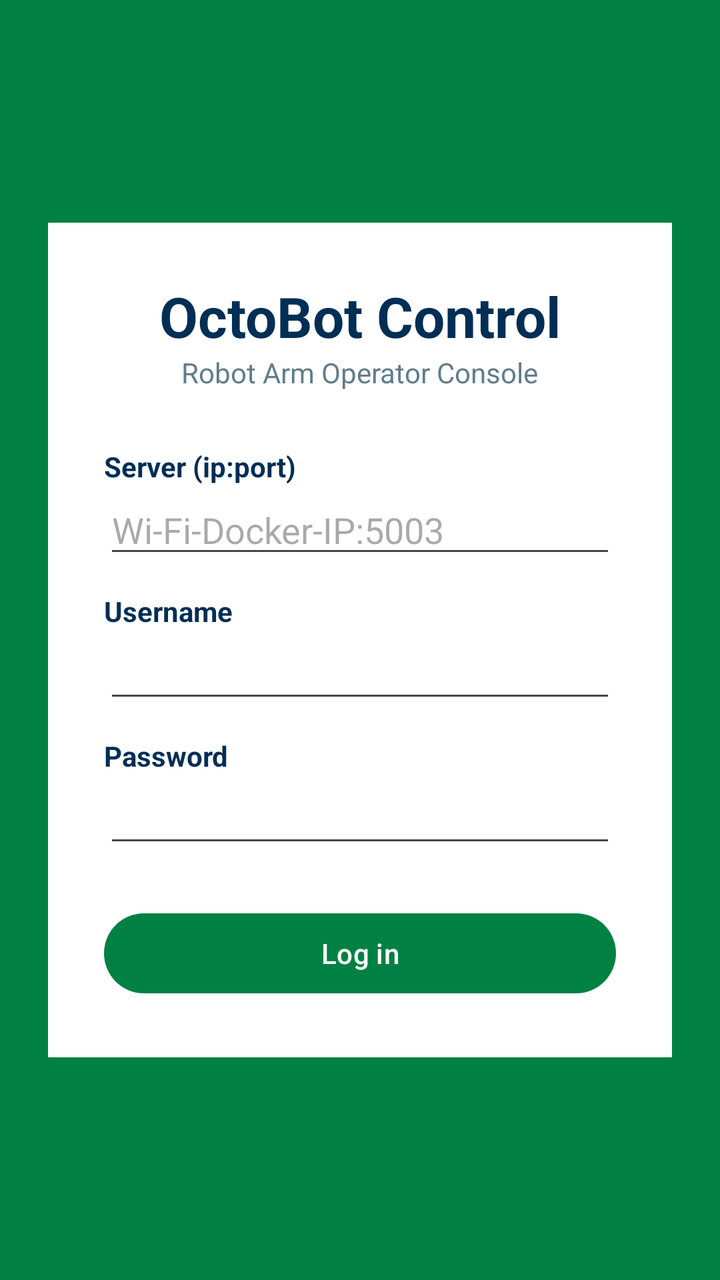
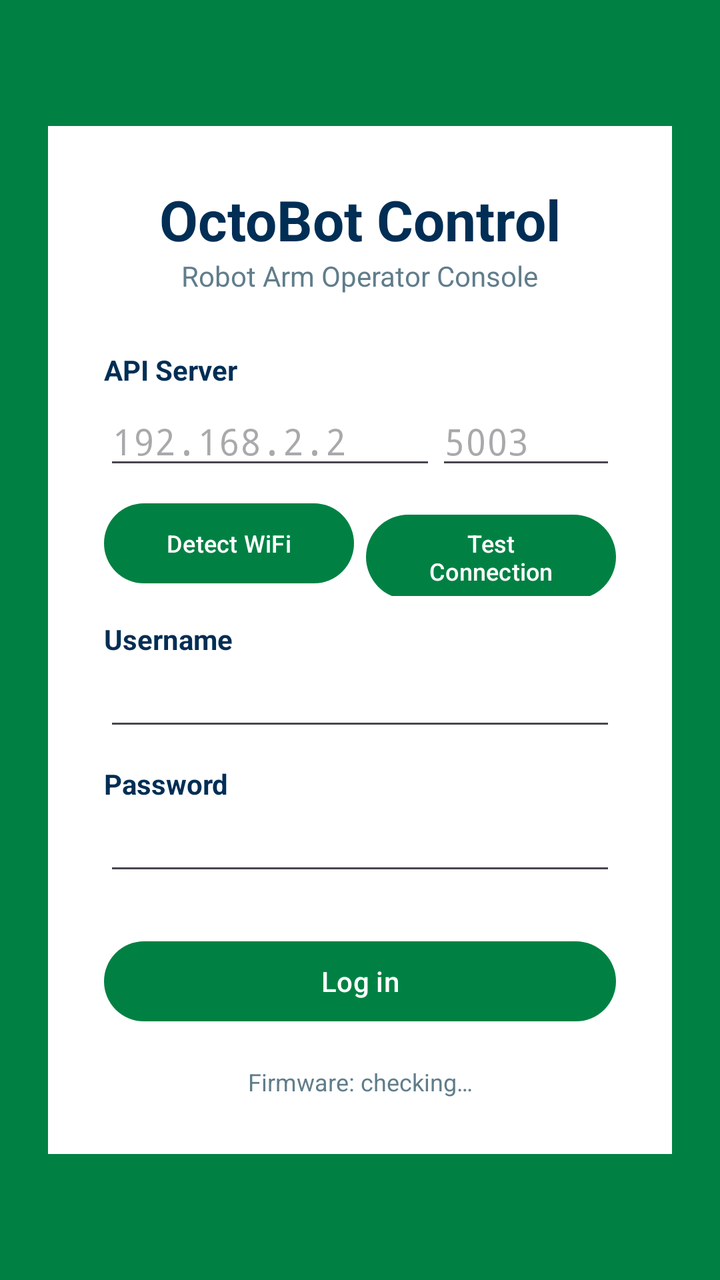

Compare the two renders of this Android layout. The source of the first and the diff that turns it into the second are given below.
<!-- AndroidManifest.xml: application theme Theme.Octobot -->
<!-- res/layout/activity_login.xml -->
<?xml version="1.0" encoding="utf-8"?>
<ScrollView xmlns:android="http://schemas.android.com/apk/res/android"
    android:layout_width="match_parent"
    android:layout_height="match_parent"
    android:background="@color/dekra_green"
    android:fillViewport="true">

    <LinearLayout
        android:layout_width="match_parent"
        android:layout_height="wrap_content"
        android:orientation="vertical"
        android:gravity="center"
        android:padding="24dp">

        <LinearLayout
            android:layout_width="match_parent"
            android:layout_height="wrap_content"
            android:orientation="vertical"
            android:background="@color/white"
            android:padding="28dp">

            <TextView
                android:layout_width="wrap_content"
                android:layout_height="wrap_content"
                android:layout_gravity="center_horizontal"
                android:text="@string/app_name"
                android:textColor="@color/dekra_navy"
                android:textSize="28sp"
                android:textStyle="bold" />

            <TextView
                android:layout_width="wrap_content"
                android:layout_height="wrap_content"
                android:layout_gravity="center_horizontal"
                android:layout_marginBottom="20dp"
                android:text="Robot Arm Operator Console"
                android:textColor="#607D8B" />

            <TextView
                android:layout_width="wrap_content"
                android:layout_height="wrap_content"
                android:layout_marginTop="8dp"
                android:text="Server (ip:port)"
                android:textColor="@color/dekra_navy"
                android:textStyle="bold" />

            <EditText
                android:id="@+id/etServer"
                android:layout_width="match_parent"
                android:layout_height="wrap_content"
                android:autofillHints=""
                android:hint="Wi-Fi-Docker-IP:5003"
                android:inputType="textNoSuggestions" />

            <TextView
                android:layout_width="wrap_content"
                android:layout_height="wrap_content"
                android:layout_marginTop="12dp"
                android:text="Username"
                android:textColor="@color/dekra_navy"
                android:textStyle="bold" />

            <EditText
                android:id="@+id/etUsername"
                android:layout_width="match_parent"
                android:layout_height="wrap_content"
                android:autofillHints="username"
                android:inputType="textNoSuggestions" />

            <TextView
                android:layout_width="wrap_content"
                android:layout_height="wrap_content"
                android:layout_marginTop="12dp"
                android:text="Password"
                android:textColor="@color/dekra_navy"
                android:textStyle="bold" />

            <EditText
                android:id="@+id/etPassword"
                android:layout_width="match_parent"
                android:layout_height="wrap_content"
                android:inputType="textPassword"
                android:autofillHints="password" />

            <Button
                android:id="@+id/btnLogin"
                android:layout_width="match_parent"
                android:layout_height="wrap_content"
                android:layout_marginTop="24dp"
                android:text="Log in" />

            <TextView
                android:id="@+id/tvStatus"
                android:layout_width="match_parent"
                android:layout_height="wrap_content"
                android:layout_marginTop="14dp"
                android:gravity="center"
                android:textColor="#607D8B"
                android:visibility="gone" />

        </LinearLayout>
    </LinearLayout>
</ScrollView>
<!-- resources referenced by this layout -->
<resources>
  <color name="dekra_green">#FF008143</color>
  <color name="dekra_navy">#FF002E55</color>
  <color name="white">#FFFFFFFF</color>
  <string name="app_name">OctoBot Control</string>
  <style name="Theme.Octobot" parent="Base.Theme.Octobot" />
  <style name="Base.Theme.Octobot" parent="Theme.Material3.DayNight.NoActionBar">
          <item name="colorPrimary">@color/dekra_green</item>
          <item name="colorOnPrimary">@color/white</item>
          <item name="colorPrimaryContainer">@color/dekra_green_dark</item>
          <item name="colorOnPrimaryContainer">@color/white</item>
      </style>
  <color name="dekra_green_dark">#FF006B52</color>
</resources>

<!-- the commit's change to res/layout/activity_login.xml (unified diff, before → after) -->
@@ -40,17 +40,59 @@
                 android:layout_width="wrap_content"
                 android:layout_height="wrap_content"
                 android:layout_marginTop="8dp"
-                android:text="Server (ip:port)"
+                android:text="API Server"
                 android:textColor="@color/dekra_navy"
                 android:textStyle="bold" />
 
-            <EditText
-                android:id="@+id/etServer"
+            <LinearLayout
                 android:layout_width="match_parent"
                 android:layout_height="wrap_content"
-                android:autofillHints=""
-                android:hint="Wi-Fi-Docker-IP:5003"
-                android:inputType="textNoSuggestions" />
+                android:orientation="horizontal"
+                android:layout_marginTop="4dp">
+
+                <EditText
+                    android:id="@+id/etApiIp"
+                    android:layout_width="0dp"
+                    android:layout_height="wrap_content"
+                    android:layout_weight="1"
+                    android:autofillHints=""
+                    android:hint="192.168.2.2"
+                    android:inputType="textNoSuggestions"
+                    android:fontFamily="monospace" />
+
+                <EditText
+                    android:id="@+id/etApiPort"
+                    android:layout_width="90dp"
+                    android:layout_height="wrap_content"
+                    android:autofillHints=""
+                    android:hint="5003"
+                    android:inputType="number"
+                    android:fontFamily="monospace" />
+            </LinearLayout>
+
+            <LinearLayout
+                android:layout_width="match_parent"
+                android:layout_height="wrap_content"
+                android:orientation="horizontal"
+                android:layout_marginTop="8dp">
+
+                <Button
+                    android:id="@+id/btnDetectWifi"
+                    android:layout_width="0dp"
+                    android:layout_height="wrap_content"
+                    android:layout_weight="1"
+                    android:layout_marginEnd="6dp"
+                    android:text="Detect WiFi"
+                    android:textSize="12sp" />
+
+                <Button
+                    android:id="@+id/btnTestConnection"
+                    android:layout_width="0dp"
+                    android:layout_height="wrap_content"
+                    android:layout_weight="1"
+                    android:text="Test Connection"
+                    android:textSize="12sp" />
+            </LinearLayout>
 
             <TextView
                 android:layout_width="wrap_content"
@@ -98,6 +140,16 @@
                 android:textColor="#607D8B"
                 android:visibility="gone" />
 
+            <TextView
+                android:id="@+id/tvFirmware"
+                android:layout_width="match_parent"
+                android:layout_height="wrap_content"
+                android:layout_marginTop="18dp"
+                android:gravity="center"
+                android:text="Firmware: checking…"
+                android:textColor="#607D8B"
+                android:textSize="12sp" />
+
         </LinearLayout>
     </LinearLayout>
 </ScrollView>
